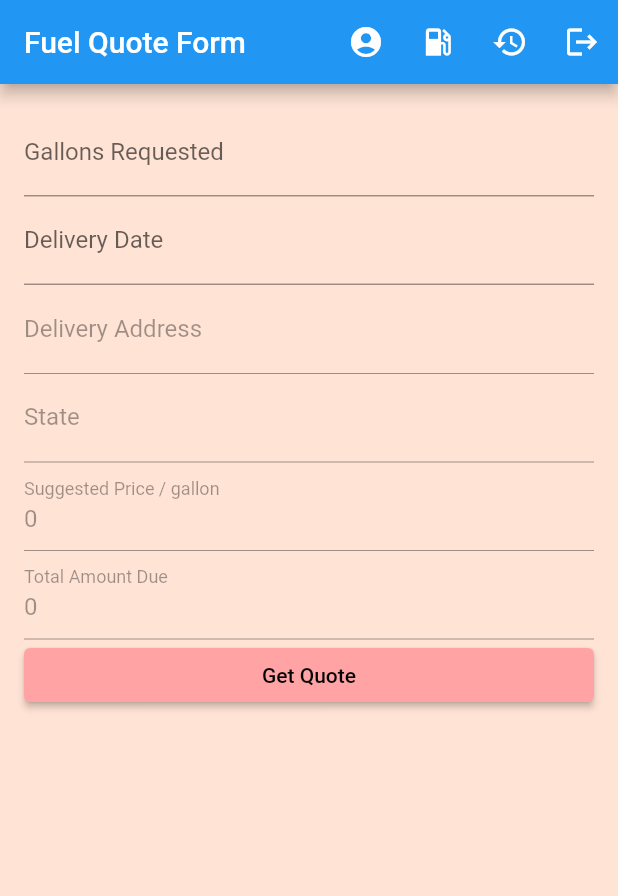
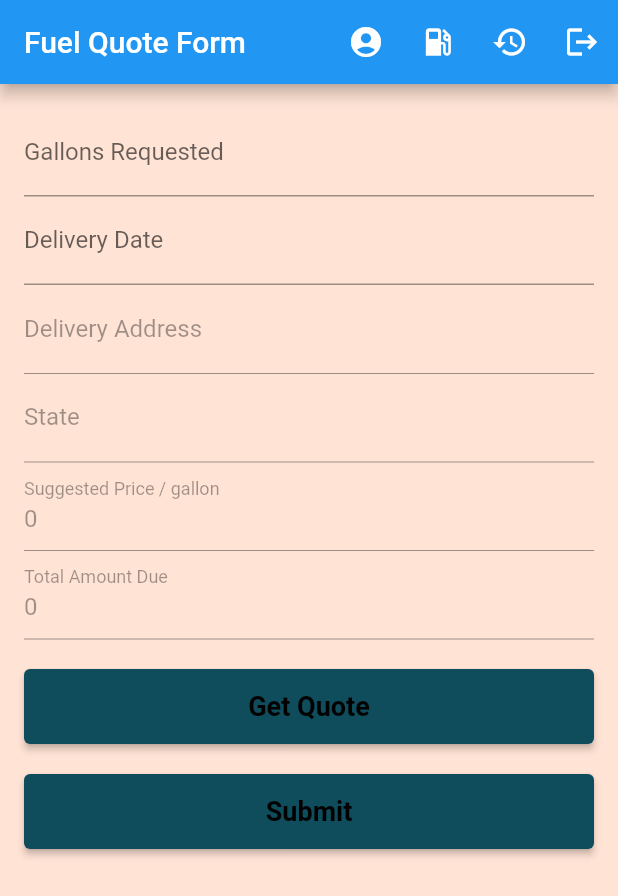
Before and after one commit to sahmbo/Software-Design-4353, a Flutter app: the screen it shows after launch, on a phone screen of 412 x 824 dp. Shown: the top 896 px of the screen. Run offline on Flutter 3.47's test engine with Material 2 defaults, Android fonts, the phone set to English and light mode, and no system bars; our stand-ins replace cloud_firestore, firebase_auth, firebase_core, shared_preferences; accounts and stored records are empty.

Commit message:
created a submit button

```diff
--- a/flutter_application_1/lib/fuelQuote.dart
+++ b/flutter_application_1/lib/fuelQuote.dart
@@ -70,6 +70,7 @@ class _FuelQuoteFormState extends State<FuelQuoteForm> {
   Widget build(BuildContext context) {
     var suggestedPrice = 0;
     var totalAmountDue = 0;
+    var _submitForm;
     return Scaffold(
       //nav bar
       appBar: AppBar(
@@ -134,67 +135,7 @@ class _FuelQuoteFormState extends State<FuelQuoteForm> {
           key: _formKey,
           child: ListView(
             children: [
-              // Container(
-              //   padding: const EdgeInsets.all(10.0),
-              //   decoration: BoxDecoration(
-              //     borderRadius: BorderRadius.circular(10.0),
-              //     boxShadow: [
-              //       BoxShadow(
-              //         color: Colors.grey.withOpacity(0.45),
-              //         spreadRadius: 5,
-              //         blurRadius: 7,
-              //         offset: const Offset(0, 3),
-              //       ),
-              //     ],
-              //     gradient: const LinearGradient(
-              //       colors: [Color(0xFF9EBC9F), Color(0xFF9EBC9F)],
-              //       begin: Alignment.topCenter,
-              //       end: Alignment.bottomCenter,
-              //     ),
-              //   ),
-              //   child: Row(
-              //     mainAxisAlignment: MainAxisAlignment.spaceBetween,
-              //     children: [
-              //       Text(
-              //         'Fuel Quote Form',
-              //         style: TextStyle(
-              //           fontSize: 24,
-              //           fontWeight: FontWeight.bold,
-              //           color: Colors.white.withOpacity(1),
-              //         ),
-              //       ),
-              //       MouseRegion(
-              //         onEnter: (_) {
-              //           setState(() {
-              //             _isSignOutHovered = true;
-              //           });
-              //         },
-              //         onExit: (_) {
-              //           setState(() {
-              //             _isSignOutHovered = false;
-              //           });
-              //         },
-              //         child: ElevatedButton(
-              //           onPressed: signOut,
-              //           style: ElevatedButton.styleFrom(
-              //             foregroundColor: _isSignOutHovered
-              //                 ? Colors.white
-              //                 : const Color.fromRGBO(15, 76, 92, 1.0), backgroundColor: _isSignOutHovered
-              //                 ? const Color.fromRGBO(255, 163, 165, 1.0)
-              //                 : const Color.fromRGBO(255, 163, 165, 1.0),
-              //           ),
-              //           child: Text(
-              //             'Sign Out',
-              //             style: TextStyle(
-              //               color:
-              //                   _isSignOutHovered ? Colors.white : Colors.black,
-              //             ),
-              //           ),
-              //         ),
-              //       ),
-              //     ],
-              //   ),
-              // ),
+
               TextFormField(
                 controller: _gallonsController,
                 keyboardType: TextInputType.number,
@@ -252,7 +193,12 @@ class _FuelQuoteFormState extends State<FuelQuoteForm> {
                   labelText: 'Total Amount Due',
                 ),
               ),
-              MouseRegion(
+
+              SizedBox(height: 20.0),
+
+              SizedBox(
+                height: 50, // Set a fixed height for the SizedBox
+                child: MouseRegion(
                   onEnter: (_) {
                     setState(() {
                       _isCalculateHovered = true;
@@ -271,12 +217,12 @@ class _FuelQuoteFormState extends State<FuelQuoteForm> {
                       }
                     },
                     style: ElevatedButton.styleFrom(
-                    foregroundColor: _isCalculateHovered
-                        ? Colors.white
+                      primary: _isCalculateHovered
+                        ? const Color.fromRGBO(255, 163, 165, 1.0)
                         : const Color.fromRGBO(15, 76, 92, 1.0),
-                    backgroundColor: _isCalculateHovered
-                        ? const Color.fromRGBO(255, 163, 165, 1.0)
-                        : const Color.fromRGBO(255, 163, 165, 1.0),
+                      onPrimary: Colors.white,
+                      padding: EdgeInsets.symmetric(horizontal: 50, vertical: 10),
+                      textStyle: TextStyle(fontSize: 18, fontWeight: FontWeight.bold),
                     ),
                     child: Text(
                       'Get Quote',
@@ -286,8 +232,49 @@ class _FuelQuoteFormState extends State<FuelQuoteForm> {
                     ),
                   ),
                 ),
+              ),
+
+              SizedBox(height: 20.0),
+              SizedBox(
+                height: 50, // Set a fixed height for the SizedBox
+                child: MouseRegion(
+                  onEnter: (_) {
+                    setState(() {
+                      _isCalculateHovered = true;
+                    });
+                  },
+                  onExit: (_) {
+                    setState(() {
+                      _isCalculateHovered = false;
+                    });
+                  },
+                  child: ElevatedButton(
+                    onPressed: () {
+                      if (_formKey.currentState?.validate() ?? false) {
+                        calculateTotalAmountDue();
+                        setState(() {});
+                      }
+                    },
+                    style: ElevatedButton.styleFrom(
+                      primary: _isCalculateHovered
+                        ? const Color.fromRGBO(255, 163, 165, 1.0)
+                        : const Color.fromRGBO(15, 76, 92, 1.0),
+                      onPrimary: Colors.white,
+                      padding: EdgeInsets.symmetric(horizontal: 50, vertical: 10),
+                      textStyle: TextStyle(fontSize: 18, fontWeight: FontWeight.bold),
+                    ),
+                    child: Text(
+                      'Submit',
+                      style: TextStyle(
+                        color: _isCalculateHovered ? Colors.white : Colors.black,
+                      ),
+                    ),
+                  ),
+                ),
+              ),
             ],
           ),
+
         ),
       ),
     );
```
Lines whose indentation alone changed are shown as unchanged.
